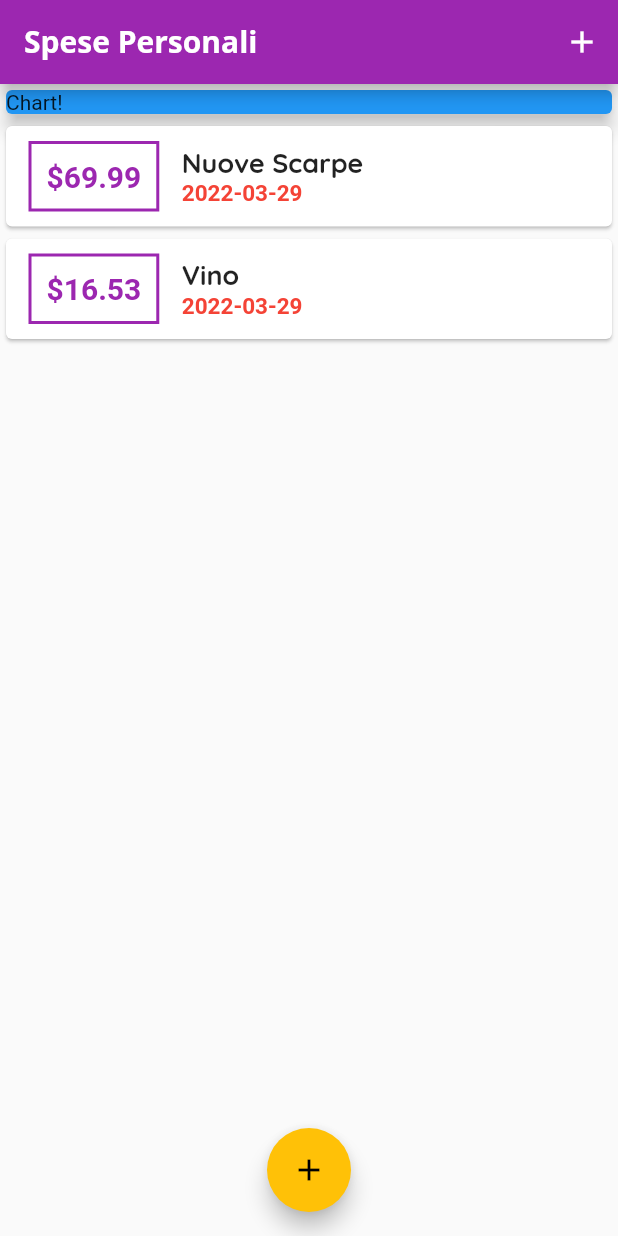
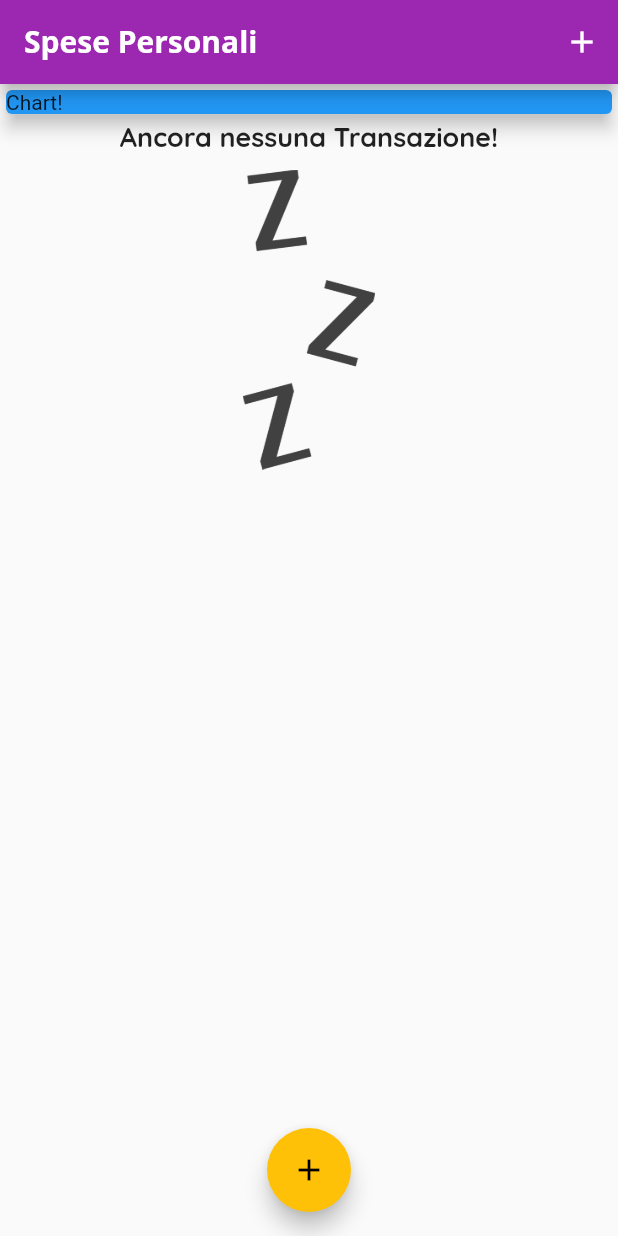
Before and after one commit to Deflomick/expanse_planner_app, a Flutter app: the screen it shows after launch, on a phone screen of 412 x 824 dp. Run offline on Flutter 3.47's test engine with Material 2 defaults, Android fonts, the phone set to English and light mode, and no system bars.

Commit message:
Adding the Images and Sized Box

```diff
--- a/lib/main.dart
+++ b/lib/main.dart
@@ -52,18 +52,18 @@ class MyHomePage extends StatefulWidget {
 class _MyHomePageState extends State<MyHomePage> {
 
   final List<Transaction> _userTransactions =[
-    Transaction(
-      id: 't1',
-      title: 'Nuove Scarpe',
-      dateTime: DateTime.now(),
-      amount: 69.99,
-    ),
-    Transaction(
-      id: 't2',
-      title: 'Vino',
-      dateTime: DateTime.now(),
-      amount: 16.53,
-    ),
+    // Transaction(
+    //   id: 't1',
+    //   title: 'Nuove Scarpe',
+    //   dateTime: DateTime.now(),
+    //   amount: 69.99,
+    // ),
+    // Transaction(
+    //   id: 't2',
+    //   title: 'Vino',
+    //   dateTime: DateTime.now(),
+    //   amount: 16.53,
+    // ),
 
   ];
   void _addNewTransaction(String txTitle , double txAmount ) {
--- a/lib/widgets/transaction_list.dart
+++ b/lib/widgets/transaction_list.dart
@@ -12,7 +12,23 @@ TransactionList(this.transactions);
    height: 300,
 
 
-      child: ListView.builder(
+      child: transactions.isEmpty ? Column(children: <Widget>[
+        Text('Ancora nessuna Transazione!',
+        style: Theme.of(buildContext).textTheme.headline6,
+        ),
+        SizedBox( //funge da separatore
+          height: 10,
+        ),
+        Container(
+          height: 200,
+            child:Image.asset(
+              'assets/images/waiting.png',
+              fit: BoxFit.cover,
+            ),
+        ),
+      ],
+      )
+          : ListView.builder(
         itemBuilder: (ctx,index){
           return Card(
             child: Row(
--- a/pubspec.yaml
+++ b/pubspec.yaml
@@ -46,8 +46,8 @@ flutter:
   uses-material-design: true
 
     # To add assets to your application, add an assets section, like this:
-    # assets:
-    #   - images/a_dot_burr.jpeg
+  assets:
+    - assets/images/waiting.png
     #   - images/a_dot_ham.jpeg
 
     # An image asset can refer to one or more resolution-specific "variants", see
```
Also changed, not shown: assets/images/waiting.png (added).
